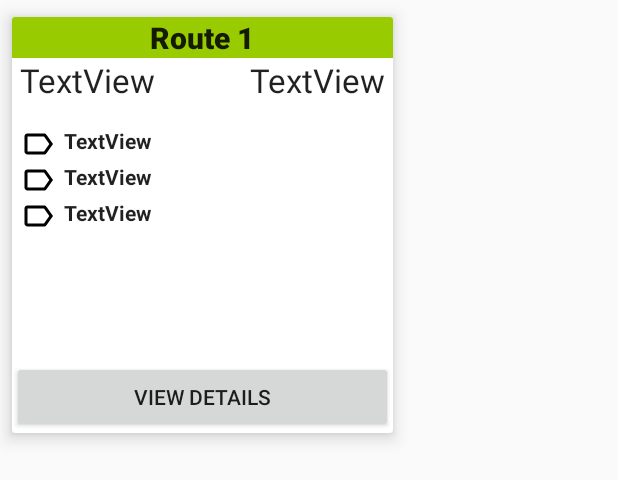
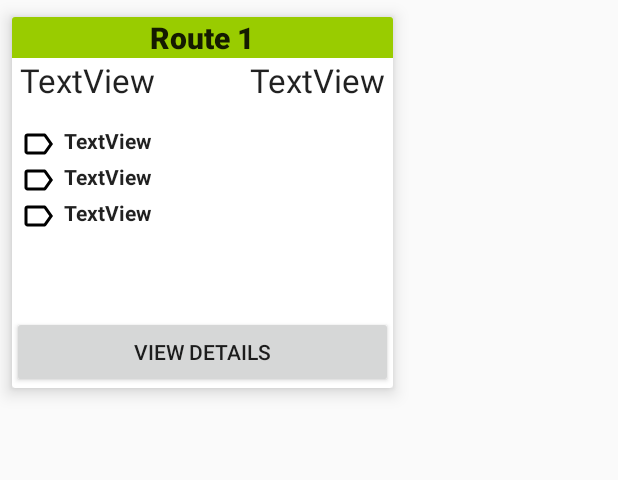
Before and after one commit to boramalper/BikED, an Android app: the layout routes_card.xml on its own in the app's theme, with its tools: preview values and no code run, on a phone screen of 412 x 824 dp. Shown: the top 480 px of the screen. Run offline under Robolectric (Android 15) with nearby library versions, the phone set to English and light mode, and no system bars.

Commit message:
Map layout and route cards resized.

```diff
--- a/app/src/main/res/layout/routes_card.xml
+++ b/app/src/main/res/layout/routes_card.xml
@@ -1,11 +1,10 @@
 <?xml version="1.0" encoding="utf-8"?>
-<android.support.v7.widget.CardView
-    xmlns:android="http://schemas.android.com/apk/res/android"
+<android.support.v7.widget.CardView xmlns:android="http://schemas.android.com/apk/res/android"
     xmlns:app="http://schemas.android.com/apk/res-auto"
     xmlns:tools="http://schemas.android.com/tools"
     android:id="@+id/cardView"
     android:layout_width="270dp"
-    android:layout_height="300dp"
+    android:layout_height="270dp"
     app:cardElevation="7dp"
     app:cardUseCompatPadding="true">
 
@@ -37,8 +36,8 @@
                 android:id="@+id/textViewLevel"
                 android:layout_width="wrap_content"
                 android:layout_height="wrap_content"
+                android:layout_marginLeft="5dp"
                 android:layout_weight="1"
-                android:layout_marginLeft="5dp"
                 android:text="TextView"
                 android:textAppearance="@style/TextAppearance.AppCompat.Large" />
 
@@ -46,8 +45,8 @@
                 android:id="@+id/textViewLength"
                 android:layout_width="wrap_content"
                 android:layout_height="wrap_content"
+                android:layout_marginRight="5dp"
                 android:layout_weight="1"
-                android:layout_marginRight="5dp"
                 android:text="TextView"
                 android:textAlignment="textEnd"
                 android:textAppearance="@style/TextAppearance.AppCompat.Large" />
@@ -102,9 +101,10 @@
         <LinearLayout
             android:layout_width="match_parent"
             android:layout_height="0dip"
-        android:layout_weight="1"
+            android:layout_weight="0.71"
             android:gravity="center|bottom"
-        android:orientation="vertical" >
+            android:orientation="vertical">
+
             <Button
                 android:id="@+id/buttonViewDetails"
                 android:layout_width="match_parent"
```
Lines whose indentation alone changed are shown as unchanged.
